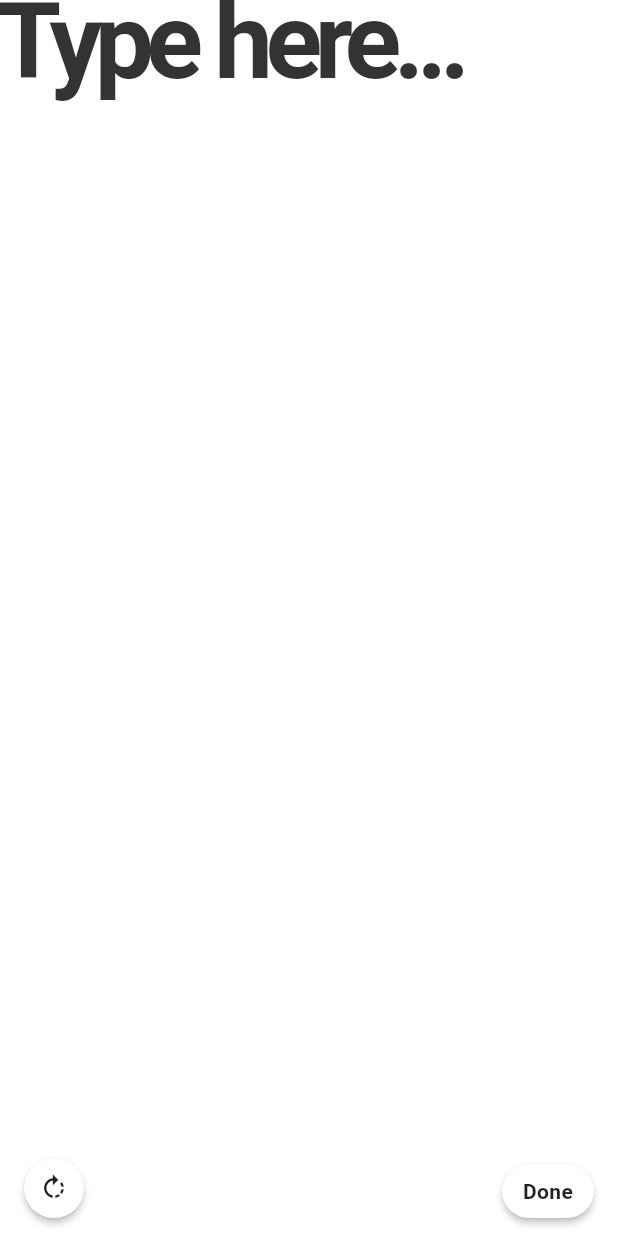
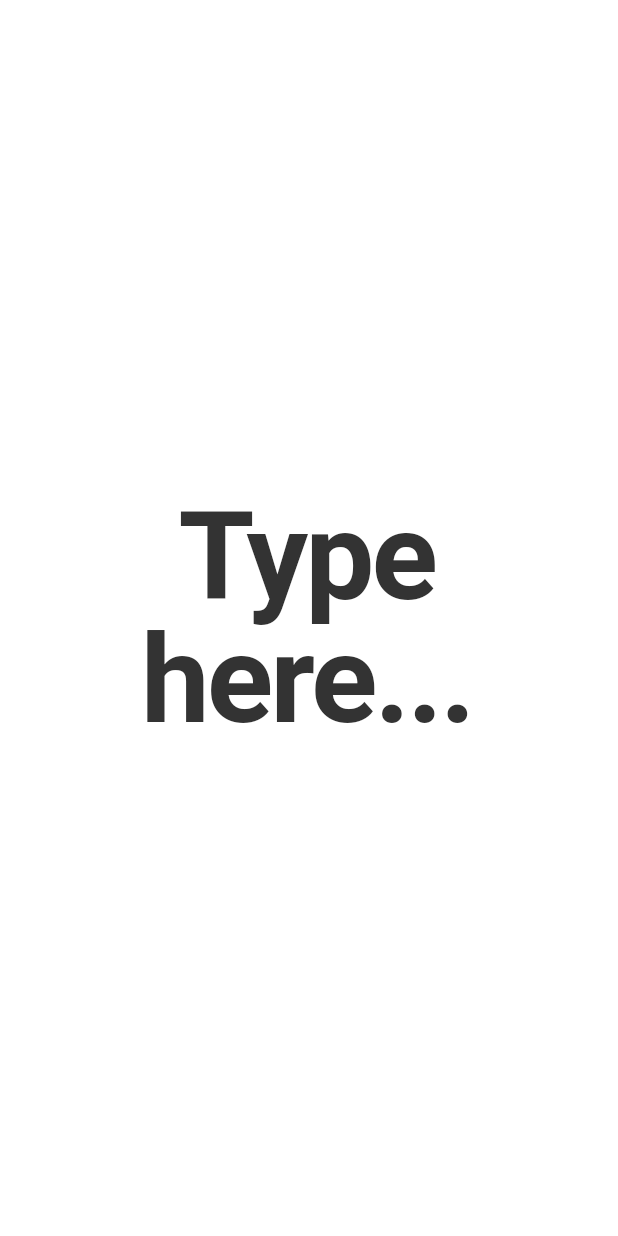
Before and after one commit to Geetheshwar420/BigTex, a Flutter app: the screen it shows after launch, on a phone screen of 412 x 824 dp. Run offline on Flutter 3.47's test engine with Material 3 defaults, Android fonts, the phone set to English and light mode, and no system bars.

Commit message:
feat(ui): dual-state keyboard-aware UI with dynamic autosize text and shared TextField

```diff
--- a/lib/main.dart
+++ b/lib/main.dart
@@ -1,20 +1,7 @@
 import 'package:flutter/material.dart';
-import 'package:flutter/services.dart';
-import 'dart:io' show Platform;
-
-const MethodChannel _rotationChannel = MethodChannel('big_text/rotation');
 
 Future<void> main() async {
   WidgetsFlutterBinding.ensureInitialized();
-  // Request all orientations so the app may rotate freely.
-  // Note: the system-wide orientation lock may still prevent rotation on some devices.
-  await SystemChrome.setPreferredOrientations(<DeviceOrientation>[
-    DeviceOrientation.portraitUp,
-    DeviceOrientation.portraitDown,
-    DeviceOrientation.landscapeLeft,
-    DeviceOrientation.landscapeRight,
-  ]);
-
   runApp(const BigTextApp());
 }
 
@@ -38,16 +25,18 @@ class BigTextHomePage extends StatefulWidget {
 }
 
 class _BigTextHomePageState extends State<BigTextHomePage> {
-  static const double _defaultFontSize = 70.0;
-  static const double _minFontSize = 30.0;
-  static const double _maxFontSize = 200.0;
   static const String _initialText = 'Type here...';
 
   final TextEditingController _controller = TextEditingController(text: _initialText);
   final FocusNode _focusNode = FocusNode();
 
-  double _fontSize = _defaultFontSize;
-  double _baseFontSize = _defaultFontSize;
+  double _fontSize = 100.0;
+
+  @override
+  void initState() {
+    super.initState();
+    _recalculateFontSize(_controller.text);
+  }
 
   @override
   void dispose() {
@@ -56,49 +45,46 @@ class _BigTextHomePageState extends State<BigTextHomePage> {
     super.dispose();
   }
 
-  void _handleTap() {
+  void _recalculateFontSize(String text) {
+    final double size = 100.0 - 1.5 * text.length;
+    setState(() {
+      _fontSize = size < 20.0 ? 20.0 : size;
+    });
+  }
+
+  void _unfocusKeyboard() {
+    _focusNode.unfocus();
+  }
+
+  void _handleFullScreenTap() {
     _focusNode.requestFocus();
     if (_controller.text.toLowerCase() == _initialText.toLowerCase()) {
       _controller.clear();
-    }
-  }
-
-  void _handleScaleStart(ScaleStartDetails details) {
-    _baseFontSize = _fontSize;
-  }
-
-  void _handleScaleUpdate(ScaleUpdateDetails details) {
-    final double nextSize = (_baseFontSize * details.scale).clamp(_minFontSize, _maxFontSize);
-    if (nextSize != _fontSize) {
-      setState(() {
-        _fontSize = nextSize;
-      });
+      _recalculateFontSize('');
     }
   }
 
   @override
   Widget build(BuildContext context) {
+    final bool keyboardVisible = MediaQuery.of(context).viewInsets.bottom > 0;
+
     final TextStyle textStyle = TextStyle(
       fontSize: _fontSize,
       fontWeight: FontWeight.bold,
       color: const Color(0xFF333333),
-      letterSpacing: -5.0,
-      height: 0.8,
+      letterSpacing: -2.0,
+      height: 1.0,
     );
+
+    if (!keyboardVisible) {
+      // Full-Screen Mode (Keyboard Closed)
       return Scaffold(
         backgroundColor: Colors.white,
         body: SafeArea(
           child: GestureDetector(
             behavior: HitTestBehavior.opaque,
-          onTap: _handleTap,
-          onScaleStart: _handleScaleStart,
-          onScaleUpdate: _handleScaleUpdate,
-          child: LayoutBuilder(
-            builder: (context, constraints) {
-              final double keyboardInset = MediaQuery.of(context).viewInsets.bottom;
-              return Stack(
-                children: <Widget>[
-                  Positioned.fill(
+            onTap: _handleFullScreenTap,
+            child: SizedBox.expand(
               child: TextField(
                 controller: _controller,
                 focusNode: _focusNode,
@@ -106,116 +92,78 @@ class _BigTextHomePageState extends State<BigTextHomePage> {
                 maxLines: null,
                 minLines: null,
                 keyboardType: TextInputType.multiline,
-                      textAlign: TextAlign.left,
-                      textAlignVertical: TextAlignVertical.top,
+                textAlign: TextAlign.center,
+                textAlignVertical: TextAlignVertical.center,
                 decoration: const InputDecoration(
                   border: InputBorder.none,
                   isCollapsed: true,
                   contentPadding: EdgeInsets.zero,
                 ),
                 style: textStyle,
-                    ),
-                  ),
-                  // Done button positioned above the keyboard, bottom-right
-                  AnimatedPositioned(
-                    duration: const Duration(milliseconds: 180),
-                    right: 16,
-                    bottom: keyboardInset + 12,
-                    child: SafeArea(
-                      top: false,
-                      left: false,
-                      right: false,
-                      bottom: true,
-                      child: GestureDetector(
-                        onTap: () {
-                          _focusNode.unfocus();
-                        },
-                        child: Material(
-                          elevation: 2,
-                          color: Colors.white,
-                          shape: const StadiumBorder(),
-                          child: Padding(
-                            padding: const EdgeInsets.symmetric(horizontal: 14.0, vertical: 8.0),
-                            child: const Text(
-                              'Done',
-                              style: TextStyle(
-                                fontSize: 14,
-                                fontWeight: FontWeight.w600,
-                                color: Colors.black87,
+                onChanged: (v) => _recalculateFontSize(v),
               ),
             ),
           ),
         ),
+      );
+    }
+
+    // Editing Mode (Keyboard Open)
+    return Scaffold(
+      backgroundColor: const Color(0xFF1E1E1E),
+      body: SafeArea(
+        child: Column(
+          children: <Widget>[
+            Padding(
+              padding: const EdgeInsets.symmetric(horizontal: 16.0, vertical: 8.0),
+              child: Row(
+                mainAxisAlignment: MainAxisAlignment.spaceBetween,
+                children: <Widget>[
+                  IconButton(
+                    icon: const Icon(Icons.close, color: Colors.white),
+                    onPressed: _unfocusKeyboard,
+                  ),
+                  ElevatedButton(
+                    onPressed: _unfocusKeyboard,
+                    child: const Text('Done'),
+                  ),
+                ],
               ),
             ),
+            Expanded(
+              child: Center(
+                child: AspectRatio(
+                  aspectRatio: 9 / 16,
+                  child: Container(
+                    padding: const EdgeInsets.all(16.0),
+                    decoration: BoxDecoration(
+                      color: Colors.white,
+                      borderRadius: BorderRadius.circular(12.0),
                     ),
-                  // Rotation helper button above keyboard, bottom-left
-                  AnimatedPositioned(
-                    duration: const Duration(milliseconds: 180),
-                    left: 16,
-                    bottom: keyboardInset + 12,
-                    child: SafeArea(
-                      top: false,
-                      left: true,
-                      right: false,
-                      bottom: true,
-                      child: GestureDetector(
-                        onTap: _showRotationHelp,
-                        child: Material(
-                          elevation: 2,
-                          color: Colors.white,
-                          shape: const CircleBorder(),
-                          child: Padding(
-                            padding: const EdgeInsets.all(10.0),
-                            child: Icon(
-                              Icons.rotate_right,
-                              size: 20,
-                              color: Colors.black87,
+                    child: TextField(
+                      controller: _controller,
+                      focusNode: _focusNode,
+                      expands: true,
+                      maxLines: null,
+                      minLines: null,
+                      keyboardType: TextInputType.multiline,
+                      textAlign: TextAlign.center,
+                      textAlignVertical: TextAlignVertical.center,
+                      decoration: const InputDecoration(
+                        border: InputBorder.none,
+                        isCollapsed: true,
+                        contentPadding: EdgeInsets.zero,
                       ),
+                      style: textStyle,
+                      onChanged: (v) => _recalculateFontSize(v),
                     ),
                   ),
                 ),
               ),
             ),
           ],
-              );
-            },
-          ),
         ),
       ),
     );
   }
-
-  Future<void> _showRotationHelp() async {
-    // Show instructions; on Android, offer to open display settings.
-    showDialog<void>(
-      context: context,
-      builder: (context) {
-        return AlertDialog(
-          title: const Text('Rotation Help'),
-          content: Text(Platform.isAndroid
-              ? 'If your screen does not rotate, please enable Auto-rotate in system Settings.\n\nTap "Open Settings" to jump to Display settings.'
-              : 'If your screen does not rotate, please disable the Rotation Lock from Control Center (tap the lock with a circular arrow).'),
-          actions: <Widget>[
-            TextButton(
-              onPressed: () => Navigator.of(context).pop(),
-              child: const Text('Close'),
-            ),
-            if (Platform.isAndroid)
-              TextButton(
-                onPressed: () async {
-                  Navigator.of(context).pop();
-                  try {
-                    await _rotationChannel.invokeMethod<bool>('openAutoRotateSettings');
-                  } catch (_) {
-                    ScaffoldMessenger.of(context).showSnackBar(const SnackBar(content: Text('Could not open settings')));
 }
-                },
-                child: const Text('Open Settings'),
-              ),
-          ],
-        );
-      },
-    );
-  }
-}
```
Also changed, not shown: 1 other file. Lines whose indentation alone changed are shown as unchanged.
